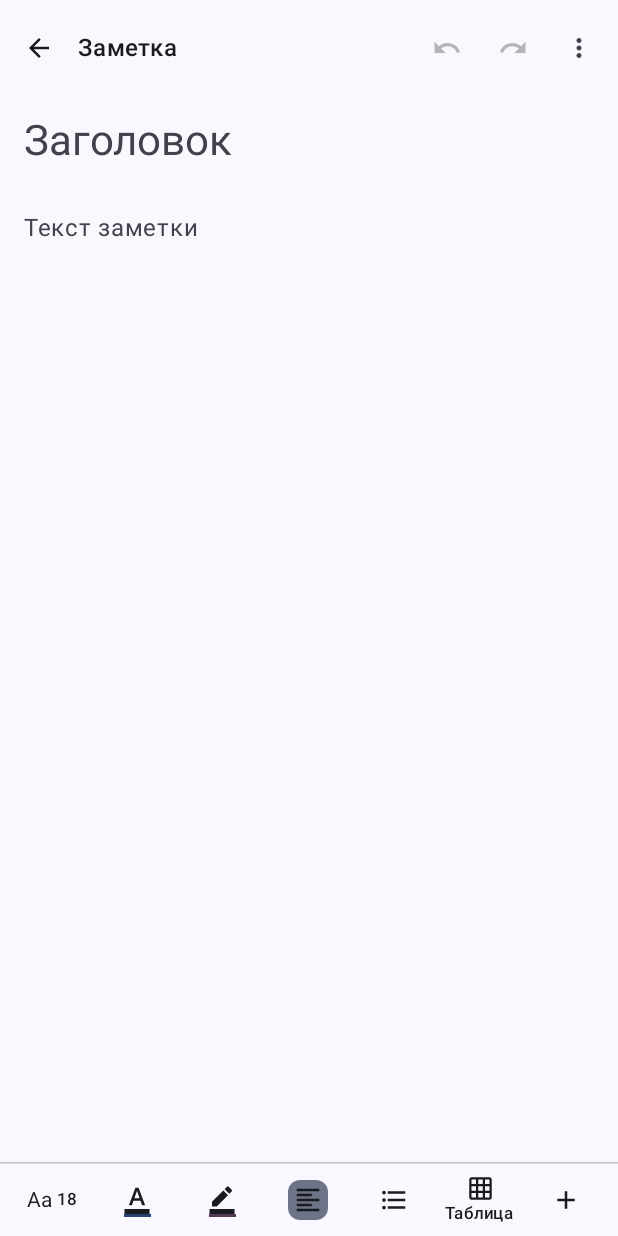
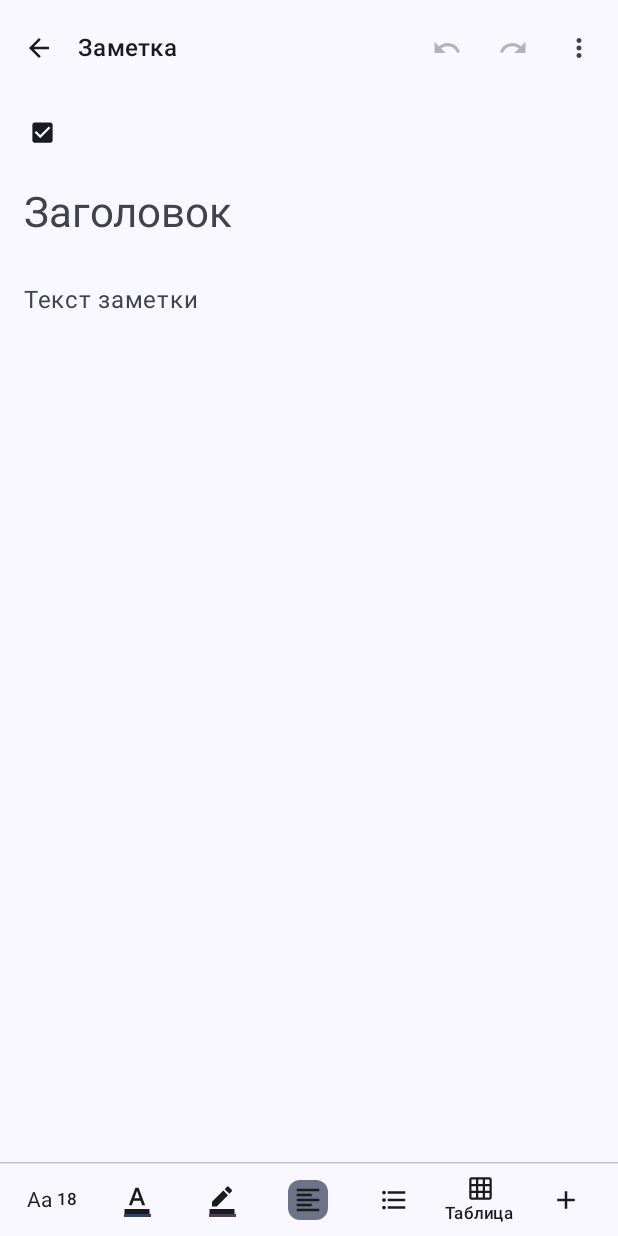
Before and after one commit to grigorywork/NoteLS, an Android app built with Jetpack Compose: the editor screen opened through its navigation route, on a phone screen of 412 x 824 dp. Run offline under Robolectric (Android 15) with nearby library versions, the phone set to English and light mode, and no system bars; our stand-ins replace Room's generated code; libraries missing offline, so code that uses them is left out: androidx.camera.core, androidx.camera.lifecycle, androidx.camera.view, com.google.mlkit.vision; pictures from the network do not load; Roboto replaces fonts that are not available here; 3 statements that could not run were skipped.

Commit message:
Stage 81: restore row colour and persistent green task checkbox per user screenshot

```diff
--- a/app/src/main/java/com/notessync/app/ui/editor/EditorTaskControls.kt
+++ b/app/src/main/java/com/notessync/app/ui/editor/EditorTaskControls.kt
@@ -7,6 +7,7 @@ import androidx.compose.material3.*
 import androidx.compose.runtime.*
 import androidx.compose.ui.Alignment
 import androidx.compose.ui.Modifier
+import androidx.compose.ui.graphics.Color
 import androidx.compose.ui.platform.testTag
 import androidx.compose.ui.unit.dp
 import com.notessync.app.i18n.uiText
@@ -14,16 +15,22 @@ import com.notessync.app.settings.SettingsState
 import com.notessync.app.ui.common.formatDateTime
 import com.notessync.app.ui.notes.NoteEditorViewModel
 import com.notessync.app.ui.tasks.*
+import com.notessync.app.ui.theme.LocalGlassTheme
 
 @Composable
 internal fun EditorTaskControls(viewModel: NoteEditorViewModel, ui: EditorUiState, settingsState: SettingsState) {
     val enabled = viewModel.isReady && !viewModel.isClosing && !viewModel.taskProtectionBusy
     if (!viewModel.isTask) {
-        viewModel.notebookName?.let { name -> TextButton(onClick = { ui.showNotebookMenu = true }, enabled = enabled,
-            modifier = Modifier.padding(start = 8.dp)) {
-            Icon(Icons.Default.FolderOpen, null, Modifier.size(16.dp))
-            Text(name, style = MaterialTheme.typography.labelMedium, maxLines = 1)
-        } }
+        CompositionLocalProvider(LocalMinimumInteractiveComponentSize provides 44.dp) {
+            Row(Modifier.fillMaxWidth().heightIn(min = 48.dp).padding(horizontal = 6.dp),
+                verticalAlignment = Alignment.CenterVertically) {
+                TaskModeButton(viewModel, ui, enabled)
+                viewModel.notebookName?.let { name -> TextButton(onClick = { ui.showNotebookMenu = true }, enabled = enabled) {
+                    Icon(Icons.Default.FolderOpen, null, Modifier.size(16.dp))
+                    Text(name, style = MaterialTheme.typography.labelMedium, maxLines = 1)
+                } }
+            }
+        }
         return
     }
     CompositionLocalProvider(LocalMinimumInteractiveComponentSize provides 44.dp) {
@@ -34,12 +41,12 @@ internal fun EditorTaskControls(viewModel: NoteEditorViewModel, ui: EditorUiStat
                     uiText(if (viewModel.isCompleted) "Выполнено" else "Выполнить"), Modifier.size(20.dp),
                     tint = if (viewModel.isCompleted) MaterialTheme.colorScheme.primary else LocalContentColor.current)
             }
-            // Этап 80: «Сделать заметкой» — маленькая квадратная галочка, одна точка входа.
-            // Цвет задачи сюда не дублируется: он остался только сверху, в меню ⋮.
-            IconButton(onClick = { ui.dismissMenus(); viewModel.toggleTask() }, enabled = enabled,
-                modifier = Modifier.size(44.dp).testTag("editor-to-note")) {
-                Icon(Icons.Default.CheckBox, uiText("Сделать заметкой"), Modifier.size(18.dp))
+            IconButton(onClick = { ui.dismissMenus(); ui.showColorDialog = true }, enabled = enabled,
+                modifier = Modifier.size(44.dp).testTag("editor-task-color")) {
+                Icon(Icons.Default.ChangeHistory, uiText("Цвет задачи"), Modifier.size(18.dp),
+                    tint = taskColorOption(viewModel.taskColor).accent)
             }
+            TaskModeButton(viewModel, ui, enabled)
             IconButton(onClick = viewModel::toggleTaskTimer,
                 enabled = enabled && (!viewModel.isCompleted || viewModel.taskTimerStartedAt != null),
                 modifier = Modifier.weight(1f).heightIn(min = 44.dp).testTag("editor-stopwatch")) {
@@ -89,6 +96,18 @@ internal fun EditorTaskControls(viewModel: NoteEditorViewModel, ui: EditorUiStat
         onDismiss = { ui.showDeadlinePicker = false })
 }
 
+/** One persistent checkbox, including ordinary notes; enabled task mode is green. */
+@Composable
+private fun TaskModeButton(viewModel: NoteEditorViewModel, ui: EditorUiState, enabled: Boolean) {
+    val green = if (LocalGlassTheme.current.dark) Color(0xFF81C784) else Color(0xFF2E7D32)
+    IconToggleButton(checked = viewModel.isTask,
+        onCheckedChange = { ui.dismissMenus(); viewModel.toggleTask() }, enabled = enabled,
+        modifier = Modifier.size(44.dp).testTag("editor-task-toggle"),
+        colors = IconButtonDefaults.iconToggleButtonColors(checkedContentColor = green)) {
+        Icon(Icons.Default.CheckBox, uiText(if (viewModel.isTask) "Сделать заметкой" else "Сделать задачей"), Modifier.size(18.dp))
+    }
+}
+
 @Composable
 private fun CountdownMenu(viewModel: NoteEditorViewModel, ui: EditorUiState) {
     val active = viewModel.taskCountdownMillis > 0 || viewModel.taskCountdownEndAt != null
--- a/app/src/main/java/com/notessync/app/ui/editor/EditorTopBar.kt
+++ b/app/src/main/java/com/notessync/app/ui/editor/EditorTopBar.kt
@@ -56,15 +56,11 @@ internal fun EditorTopBar(viewModel: NoteEditorViewModel, ui: EditorUiState, set
                                 ui.dismissMenus()
                                 onFormattingPanelChange(if (panelOnTop) FormattingBarPosition.BOTTOM else FormattingBarPosition.TOP)
                             })
-                        // Этап 80: у задачи «Сделать заметкой» уже есть компактной кнопкой в строке —
-                        // в меню пункт не повторяется. Цвет живёт только здесь, сверху.
+                        // Task mode and task colour have one visible entry in the editor row.
                         if (!viewModel.isTask) {
-                            DropdownMenuItem(text = { Text(uiText("Сделать задачей")) },
-                                enabled = !viewModel.taskProtectionBusy && !viewModel.isClosing,
-                                leadingIcon = { Icon(Icons.Default.CheckBox, null) }, onClick = { ui.dismissMenus(); viewModel.toggleTask() })
+                            DropdownMenuItem(text = { Text(uiText("Цвет заметки")) },
+                                leadingIcon = { Icon(Icons.Default.Palette, null) }, onClick = { ui.dismissMenus(); ui.showColorDialog = true })
                         }
-                        DropdownMenuItem(text = { Text(uiText(if (viewModel.isTask) "Цвет задачи" else "Цвет заметки")) },
-                            leadingIcon = { Icon(Icons.Default.Palette, null) }, onClick = { ui.dismissMenus(); ui.showColorDialog = true })
                         DropdownMenuItem(text = { Text(uiText("Календарь")) }, leadingIcon = { Icon(Icons.Default.CalendarMonth, null) },
                             onClick = { ui.dismissMenus(); onCalendar() })
                         DropdownMenuItem(text = { Text(uiText("Вложения")) }, leadingIcon = { Icon(Icons.Default.AttachFile, null) },
```
Also changed, not shown: 1 other file.
